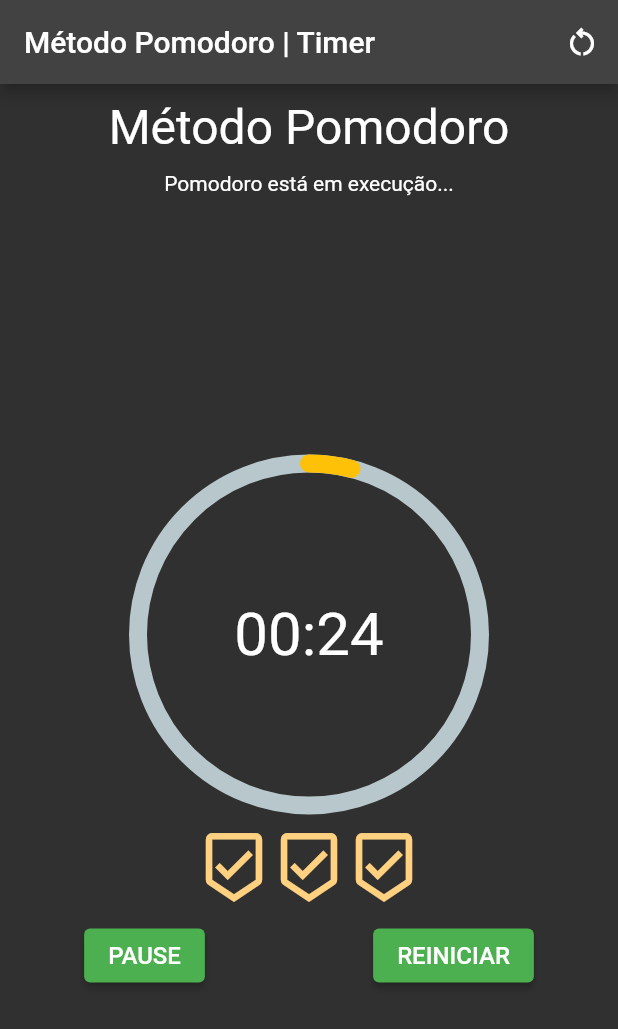
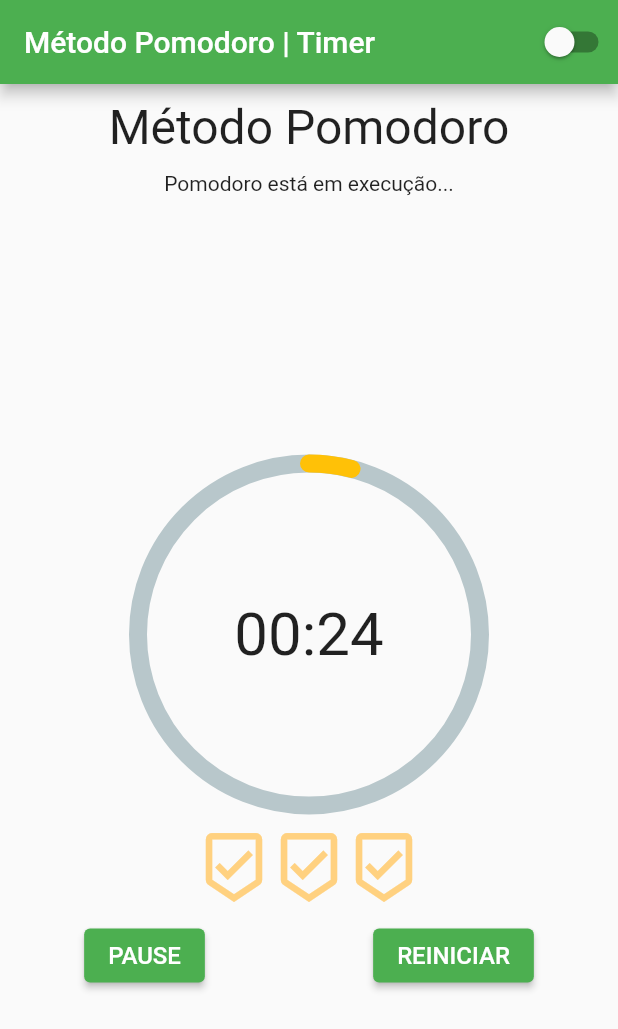
Before and after one commit to fabricioifc/LPRG3, a Flutter app: the screen it shows after launch, after a tap on "INICIAR", on a phone screen of 412 x 824 dp. Shown: the top 1029 px of the screen. Run offline on Flutter 3.47's test engine with Material 2 defaults, Android fonts, the phone set to English and light mode, and no system bars; drawn by our look-alikes of percent_indicator; our stand-ins replace cloud_firestore, firebase_auth, firebase_core, shared_preferences; missing offline and left inert: flutter_beep; accounts and stored records are empty; network calls fail.

Commit message:
darkmode problem

```diff
--- a/terceiro_app/lib/main.dart
+++ b/terceiro_app/lib/main.dart
@@ -1,23 +1,39 @@
 import 'package:flutter/material.dart';
-import 'package:terceiro_app/screens/home-screen.dart';
+import 'package:flutter/widgets.dart';
+import 'package:provider/provider.dart';
+import 'package:terceiro_app/providers/dark_theme_provider.dart';
+import 'package:terceiro_app/screens/home_screen.dart';
 
-void main() {
-  runApp(const MyApp());
+void main() async {
+  WidgetsFlutterBinding.ensureInitialized();
+  DarkThemeProvider darkThemeProvider = DarkThemeProvider();
+
+  runApp(ChangeNotifierProvider(
+    create: (context) => darkThemeProvider,
+    builder: (context, child) => MyApp(),
+  ));
 }
 
-class MyApp extends StatelessWidget {
+class MyApp extends StatefulWidget {
   const MyApp({Key? key}) : super(key: key);
 
-  // This widget is the root of your application.
+  @override
+  State<MyApp> createState() => _MyAppState();
+}
+
+class _MyAppState extends State<MyApp> {
   @override
   Widget build(BuildContext context) {
+    final themeProvider = Provider.of<DarkThemeProvider>(context);
+
     return MaterialApp(
       title: 'Flutter Demo',
+      // themeMode: ThemeMode.system,
+      themeMode: themeProvider.theme,
       darkTheme: ThemeData.dark(),
       theme: ThemeData(
         primarySwatch: Colors.green,
         visualDensity: VisualDensity.adaptivePlatformDensity,
-        brightness: Brightness.dark,
       ),
       home: const HomeScreen(),
     );
--- /dev/null
+++ b/terceiro_app/lib/providers/dark_theme_provider.dart
@@ -0,0 +1,27 @@
+import 'package:flutter/material.dart';
+import 'package:shared_preferences/shared_preferences.dart';
+import 'package:terceiro_app/utils/dark_theme_preference.dart';
+
+const themeStatus = "THEMESTATUS";
+
+class DarkThemeProvider extends ChangeNotifier {
+  late ThemeMode theme;
+
+  bool get isDarkMode => theme == ThemeMode.dark;
+
+  DarkThemeProvider({bool? isDark}) {
+    isDark = isDark ?? false;
+    theme = isDark ? ThemeMode.dark : ThemeMode.light;
+  }
+
+  Future<void> alterarTema() async {
+    // theme = isDark ? ThemeMode.dark : ThemeMode.light;
+    // darkThemePreference.setDarkTheme(isDark);
+
+    SharedPreferences prefs = await SharedPreferences.getInstance();
+    prefs.setBool(themeStatus, isDarkMode);
+    notifyListeners();
+  }
+
+  ThemeMode get getTheme => theme;
+}
--- a/terceiro_app/lib/screens/home-screen.dart
+++ b/terceiro_app/lib/screens/home_screen.dart
@@ -3,7 +3,9 @@ import 'dart:async';
 import 'package:flutter/material.dart';
 import 'package:flutter_beep/flutter_beep.dart';
 import 'package:percent_indicator/circular_percent_indicator.dart';
+import 'package:provider/provider.dart';
 import 'package:terceiro_app/models/pomodoro_status.dart';
+import 'package:terceiro_app/providers/dark_theme_provider.dart';
 import 'package:terceiro_app/utils/constants.dart';
 import 'package:terceiro_app/utils/format_utils.dart';
 import 'package:terceiro_app/widgets/custom_buttom.dart';
@@ -41,13 +43,14 @@ class _HomeScreenState extends State<HomeScreen> {
 
   @override
   Widget build(BuildContext context) {
+    final themeProvider = Provider.of<DarkThemeProvider>(context);
     return Scaffold(
       appBar: AppBar(
         title: const Text('Método Pomodoro | Timer'),
         actions: [
-          IconButton(
-              onPressed: _resetButtonPressed,
-              icon: const Icon(Icons.restart_alt_outlined))
+          Switch.adaptive(
+              value: themeProvider.isDarkMode,
+              onChanged: themeProvider.alterarTema)
         ],
       ),
       body: SafeArea(
--- a/terceiro_app/pubspec.yaml
+++ b/terceiro_app/pubspec.yaml
@@ -36,6 +36,8 @@ dependencies:
   cupertino_icons: ^1.0.2
   percent_indicator: ^4.2.2
   flutter_beep: ^1.0.0
+  provider: ^6.0.3
+  shared_preferences: ^2.0.15
 
 dev_dependencies:
   flutter_test:
```
Also changed, not shown: terceiro_app/lib/utils/dark_theme_preference.dart (added, +15 -0 lines).
